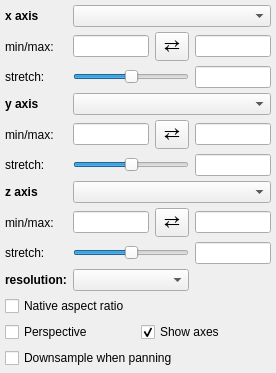
Before: the Qt Designer form glue_vispy_viewers/common/viewer_options.ui in glue-viz/glue-vispy-viewers, drawn with Qt 5.
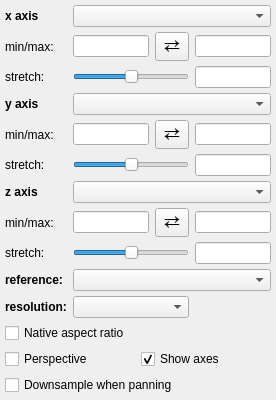
After: the same form once the commit is applied.

What changed in the file:
```diff
--- a/glue_vispy_viewers/common/viewer_options.ui
+++ b/glue_vispy_viewers/common/viewer_options.ui
@@ -7,7 +7,7 @@
     <x>0</x>
     <y>0</y>
     <width>276</width>
-    <height>341</height>
+    <height>364</height>
    </rect>
   </property>
   <property name="windowTitle">
@@ -36,7 +36,7 @@
      </property>
     </widget>
    </item>
-   <item row="11" column="2" colspan="4">
+   <item row="12" column="2" colspan="4">
     <layout class="QGridLayout" name="gridLayout">
      <item row="1" column="0">
       <widget class="QCheckBox" name="bool_perspective_view">
@@ -141,10 +141,24 @@
      </property>
     </widget>
    </item>
-   <item row="7" column="3" colspan="3">
-    <widget class="QComboBox" name="combosel_z_att">
-     <property name="sizeAdjustPolicy">
-      <enum>QComboBox::AdjustToMinimumContentsLength</enum>
+   <item row="9" column="5">
+    <widget class="QLineEdit" name="valuetext_z_stretch">
+     <property name="alignment">
+      <set>Qt::AlignRight|Qt::AlignTrailing|Qt::AlignVCenter</set>
+     </property>
+    </widget>
+   </item>
+   <item row="6" column="5">
+    <widget class="QLineEdit" name="valuetext_y_stretch">
+     <property name="alignment">
+      <set>Qt::AlignRight|Qt::AlignTrailing|Qt::AlignVCenter</set>
+     </property>
+    </widget>
+   </item>
+   <item row="9" column="2">
+    <widget class="QLabel" name="label">
+     <property name="text">
+      <string>stretch:</string>
      </property>
     </widget>
    </item>
@@ -164,10 +178,10 @@
      </property>
     </widget>
    </item>
-   <item row="5" column="2">
-    <widget class="QLabel" name="label_2">
-     <property name="text">
-      <string>min/max:</string>
+   <item row="7" column="3" colspan="3">
+    <widget class="QComboBox" name="combosel_z_att">
+     <property name="sizeAdjustPolicy">
+      <enum>QComboBox::AdjustToMinimumContentsLength</enum>
      </property>
     </widget>
    </item>
@@ -178,6 +192,13 @@
      </property>
     </widget>
    </item>
+   <item row="5" column="2">
+    <widget class="QLabel" name="label_2">
+     <property name="text">
+      <string>min/max:</string>
+     </property>
+    </widget>
+   </item>
    <item row="2" column="5">
     <widget class="QLineEdit" name="valuetext_x_stretch">
      <property name="alignment">
@@ -201,7 +222,7 @@
    <item row="1" column="5">
     <widget class="QLineEdit" name="valuetext_x_max"/>
    </item>
-   <item row="12" column="2">
+   <item row="13" column="2">
     <spacer name="verticalSpacer">
      <property name="orientation">
       <enum>Qt::Vertical</enum>
@@ -286,13 +307,6 @@
    <item row="8" column="5">
     <widget class="QLineEdit" name="valuetext_z_max"/>
    </item>
-   <item row="9" column="5">
-    <widget class="QLineEdit" name="valuetext_z_stretch">
-     <property name="alignment">
-      <set>Qt::AlignRight|Qt::AlignTrailing|Qt::AlignVCenter</set>
-     </property>
-    </widget>
-   </item>
    <item row="7" column="2">
     <widget class="QLabel" name="x_lab">
      <property name="font">
@@ -306,21 +320,7 @@
      </property>
     </widget>
    </item>
-   <item row="6" column="5">
-    <widget class="QLineEdit" name="valuetext_y_stretch">
-     <property name="alignment">
-      <set>Qt::AlignRight|Qt::AlignTrailing|Qt::AlignVCenter</set>
-     </property>
-    </widget>
-   </item>
-   <item row="9" column="2">
-    <widget class="QLabel" name="label">
-     <property name="text">
-      <string>stretch:</string>
-     </property>
-    </widget>
-   </item>
-   <item row="10" column="2">
+   <item row="11" column="2">
     <widget class="QLabel" name="label_resolution">
      <property name="font">
       <font>
@@ -333,9 +333,25 @@
      </property>
     </widget>
    </item>
-   <item row="10" column="3" colspan="2">
+   <item row="11" column="3" colspan="2">
     <widget class="QComboBox" name="combosel_resolution"/>
    </item>
+   <item row="10" column="2">
+    <widget class="QLabel" name="label_reference_data">
+     <property name="font">
+      <font>
+       <weight>75</weight>
+       <bold>true</bold>
+      </font>
+     </property>
+     <property name="text">
+      <string>reference:</string>
+     </property>
+    </widget>
+   </item>
+   <item row="10" column="3" colspan="3">
+    <widget class="QComboBox" name="combosel_reference_data"/>
+   </item>
   </layout>
  </widget>
  <layoutdefault spacing="6" margin="11"/>
```
